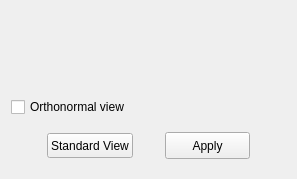
First picture: the form in Windows/rangeadjustments.ui, repository AdelKS/ZeGrapher, before the edit.
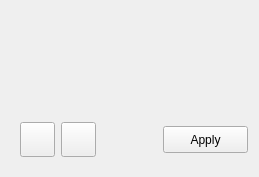
Second picture: the form after the edit. Icons and pictures are not drawn.

```diff
--- a/Windows/rangeadjustments.ui
+++ b/Windows/rangeadjustments.ui
@@ -6,8 +6,8 @@
    <rect>
     <x>0</x>
     <y>0</y>
-    <width>297</width>
-    <height>179</height>
+    <width>259</width>
+    <height>177</height>
    </rect>
   </property>
   <property name="minimumSize">
@@ -33,12 +33,24 @@
    <item>
     <widget class="QWidget" name="formsWidget" native="true">
      <property name="sizePolicy">
-      <sizepolicy hsizetype="Fixed" vsizetype="Preferred">
+      <sizepolicy hsizetype="Preferred" vsizetype="Preferred">
        <horstretch>0</horstretch>
        <verstretch>0</verstretch>
       </sizepolicy>
      </property>
      <layout class="QHBoxLayout" name="horizontalLayout_2">
+      <property name="leftMargin">
+       <number>0</number>
+      </property>
+      <property name="topMargin">
+       <number>0</number>
+      </property>
+      <property name="rightMargin">
+       <number>0</number>
+      </property>
+      <property name="bottomMargin">
+       <number>0</number>
+      </property>
       <item>
        <layout class="QFormLayout" name="xForm"/>
       </item>
@@ -48,13 +60,6 @@
      </layout>
     </widget>
    </item>
-   <item>
-    <widget class="QCheckBox" name="orthonormal">
-     <property name="text">
-      <string>Orthonormal view</string>
-     </property>
-    </widget>
-   </item>
    <item>
     <widget class="QWidget" name="buttonsWidget" native="true">
      <property name="sizePolicy">
@@ -64,6 +69,94 @@
       </sizepolicy>
      </property>
      <layout class="QHBoxLayout" name="horizontalLayout">
+      <property name="leftMargin">
+       <number>0</number>
+      </property>
+      <property name="topMargin">
+       <number>0</number>
+      </property>
+      <property name="rightMargin">
+       <number>0</number>
+      </property>
+      <property name="bottomMargin">
+       <number>0</number>
+      </property>
+      <item>
+       <widget class="QWidget" name="viewOptionsWidget" native="true">
+        <property name="sizePolicy">
+         <sizepolicy hsizetype="Preferred" vsizetype="Fixed">
+          <horstretch>0</horstretch>
+          <verstretch>0</verstretch>
+         </sizepolicy>
+        </property>
+        <layout class="QHBoxLayout" name="horizontalLayout_3">
+         <item>
+          <widget class="QPushButton" name="orthonormal">
+           <property name="minimumSize">
+            <size>
+             <width>35</width>
+             <height>35</height>
+            </size>
+           </property>
+           <property name="maximumSize">
+            <size>
+             <width>35</width>
+             <height>35</height>
+            </size>
+           </property>
+           <property name="text">
+            <string/>
+           </property>
+           <property name="icon">
+            <iconset resource="../ressources.qrc">
+             <normaloff>:/icons/orthonormalView.svg</normaloff>:/icons/orthonormalView.svg</iconset>
+           </property>
+           <property name="iconSize">
+            <size>
+             <width>30</width>
+             <height>30</height>
+            </size>
+           </property>
+           <property name="checkable">
+            <bool>true</bool>
+           </property>
+          </widget>
+         </item>
+         <item>
+          <widget class="QPushButton" name="standardView">
+           <property name="minimumSize">
+            <size>
+             <width>35</width>
+             <height>35</height>
+            </size>
+           </property>
+           <property name="maximumSize">
+            <size>
+             <width>35</width>
+             <height>35</height>
+            </size>
+           </property>
+           <property name="toolTip">
+            <string>Reset to the standard view</string>
+           </property>
+           <property name="text">
+            <string/>
+           </property>
+           <property name="icon">
+            <iconset resource="../ressources.qrc">
+             <normaloff>:/icons/resetToDefaultView.png</normaloff>:/icons/resetToDefaultView.png</iconset>
+           </property>
+           <property name="iconSize">
+            <size>
+             <width>30</width>
+             <height>30</height>
+            </size>
+           </property>
+          </widget>
+         </item>
+        </layout>
+       </widget>
+      </item>
       <item>
        <spacer name="horizontalSpacer_2">
         <property name="orientation">
@@ -77,32 +170,6 @@
         </property>
        </spacer>
       </item>
-      <item>
-       <widget class="QPushButton" name="standardView">
-        <property name="maximumSize">
-         <size>
-          <width>16777215</width>
-          <height>25</height>
-         </size>
-        </property>
-        <property name="text">
-         <string>Standard View</string>
-        </property>
-       </widget>
-      </item>
-      <item>
-       <spacer name="horizontalSpacer">
-        <property name="orientation">
-         <enum>Qt::Horizontal</enum>
-        </property>
-        <property name="sizeHint" stdset="0">
-         <size>
-          <width>40</width>
-          <height>20</height>
-         </size>
-        </property>
-       </spacer>
-      </item>
       <item>
        <widget class="QPushButton" name="apply">
         <property name="minimumSize">
@@ -122,19 +189,6 @@
         </property>
        </widget>
       </item>
-      <item>
-       <spacer name="horizontalSpacer_3">
-        <property name="orientation">
-         <enum>Qt::Horizontal</enum>
-        </property>
-        <property name="sizeHint" stdset="0">
-         <size>
-          <width>40</width>
-          <height>20</height>
-         </size>
-        </property>
-       </spacer>
-      </item>
      </layout>
     </widget>
    </item>
```
Left out of the diff: 6 changed lines with no effect on the pictures.
